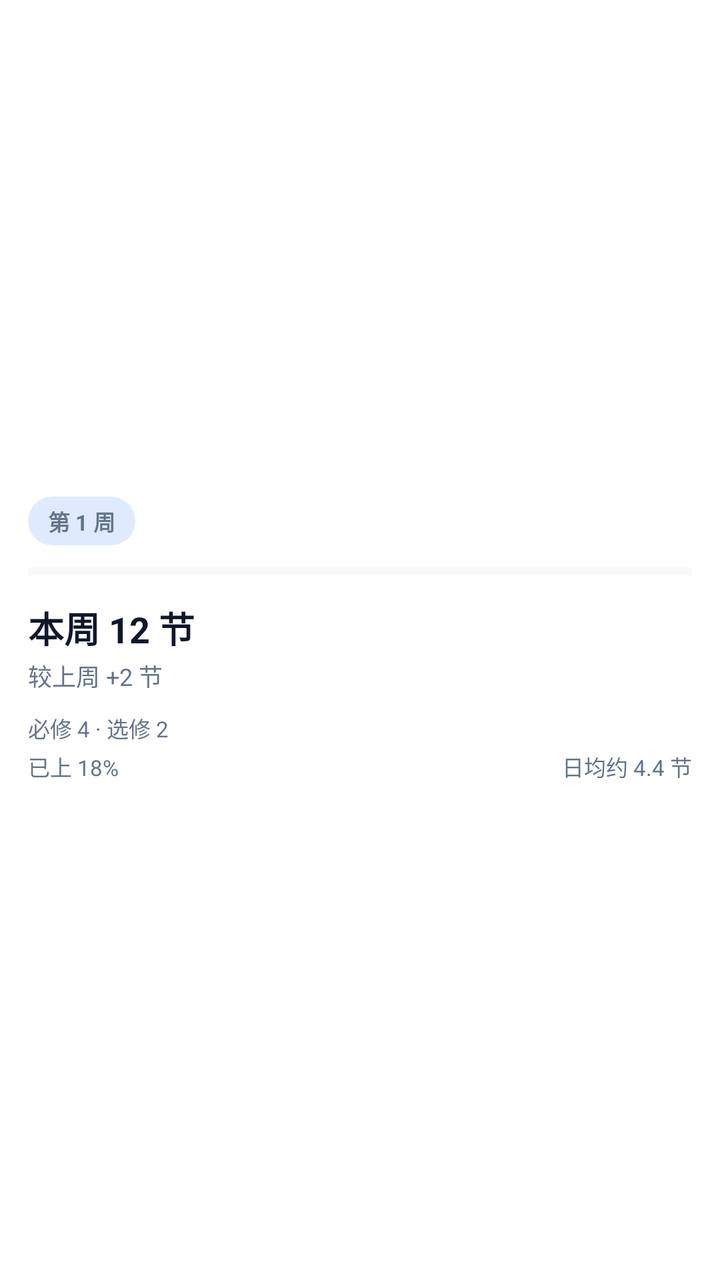
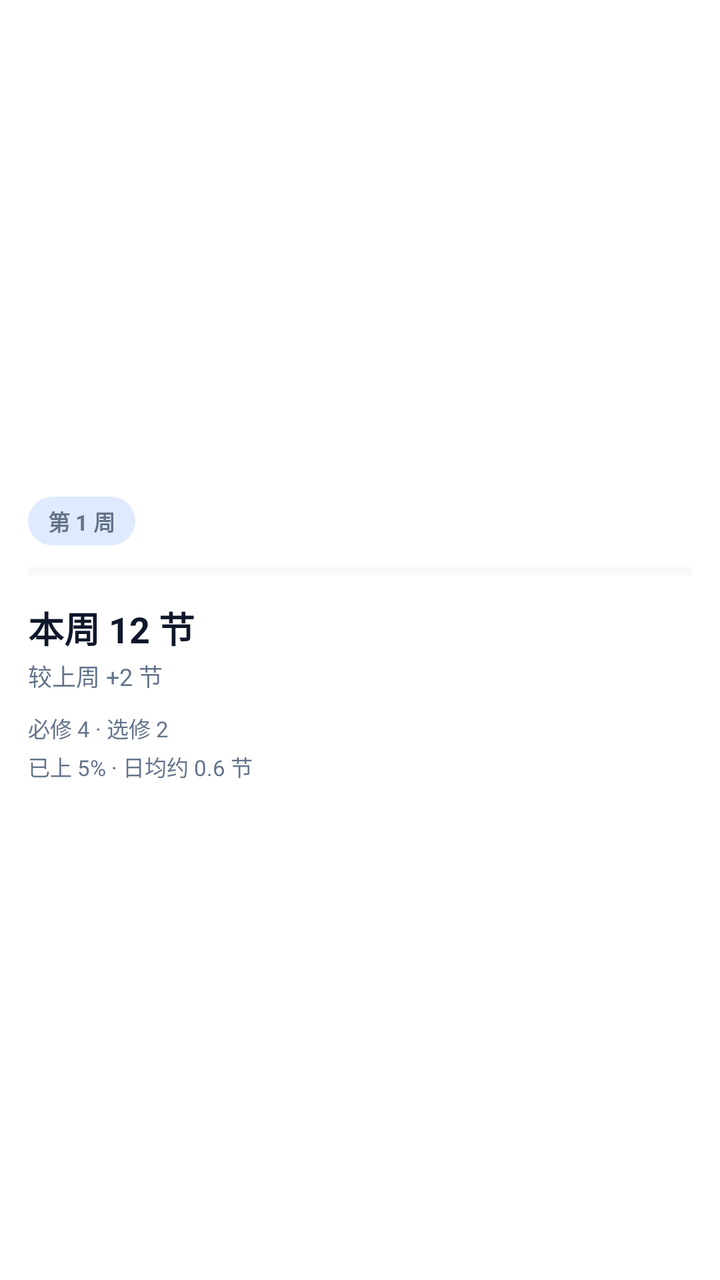

The first picture is an Android layout as it rendered before a commit; the second is the same layout after the commit. The layout source and the unified diff follow.
<!-- AndroidManifest.xml: fallback theme Theme.MaterialComponents.DayNight.NoActionBar -->
<!-- res/layout/widget_stats_compact.xml -->
<?xml version="1.0" encoding="utf-8"?>
<FrameLayout xmlns:android="http://schemas.android.com/apk/res/android"
    android:id="@+id/widget_root"
    android:layout_width="match_parent"
    android:layout_height="match_parent">

    <LinearLayout
        android:id="@+id/widget_card"
        android:layout_width="match_parent"
        android:layout_height="match_parent"
        android:gravity="center_vertical"
        android:orientation="vertical"
        android:padding="14dp">

        <TextView
            android:id="@+id/stats_week"
            android:layout_width="wrap_content"
            android:layout_height="wrap_content"
            android:background="@drawable/widget_status_chip_strong"
            android:ellipsize="end"
            android:maxLines="1"
            android:paddingLeft="10dp"
            android:paddingTop="4dp"
            android:paddingRight="10dp"
            android:paddingBottom="4dp"
            android:text="第 1 周"
            android:textColor="#64748B"
            android:textSize="11sp"
            android:textStyle="bold" />

        <ProgressBar
            android:id="@+id/stats_bar"
            style="?android:attr/progressBarStyleHorizontal"
            android:layout_width="match_parent"
            android:layout_height="6dp"
            android:layout_marginTop="10dp"
            android:max="100"
            android:progressTint="#2563EB"
            android:progressBackgroundTint="#E2E8F0" />

        <TextView
            android:id="@+id/stats_sections"
            android:layout_width="match_parent"
            android:layout_height="wrap_content"
            android:layout_marginTop="12dp"
            android:ellipsize="end"
            android:maxLines="1"
            android:text="本周 12 节"
            android:textColor="#0F172A"
            android:textSize="18sp"
            android:textStyle="bold" />

        <TextView
            android:id="@+id/stats_delta"
            android:layout_width="match_parent"
            android:layout_height="wrap_content"
            android:layout_marginTop="2dp"
            android:ellipsize="end"
            android:maxLines="1"
            android:text="较上周 +2 节"
            android:textColor="#64748B"
            android:textSize="12sp" />

        <TextView
            android:id="@+id/stats_nature"
            android:layout_width="match_parent"
            android:layout_height="wrap_content"
            android:layout_marginTop="9dp"
            android:ellipsize="end"
            android:maxLines="1"
            android:text="必修 4 · 选修 2"
            android:textColor="#64748B"
            android:textSize="11sp" />

        <LinearLayout
            android:layout_width="match_parent"
            android:layout_height="wrap_content"
            android:layout_marginTop="3dp"
            android:orientation="horizontal">

            <TextView
                android:id="@+id/stats_percent"
                android:layout_width="0dp"
                android:layout_height="wrap_content"
                android:layout_weight="1"
                android:ellipsize="end"
                android:maxLines="1"
                android:text="已上 18%"
                android:textColor="#64748B"
                android:textSize="11sp" />

            <TextView
                android:id="@+id/stats_daily"
                android:layout_width="wrap_content"
                android:layout_height="wrap_content"
                android:layout_marginLeft="8dp"
                android:ellipsize="end"
                android:maxLines="1"
                android:text="日均约 4.4 节"
                android:textColor="#64748B"
                android:textSize="11sp" />

        </LinearLayout>

    </LinearLayout>

</FrameLayout>
<!-- resources referenced by this layout -->
<resources>
  <!-- drawable widget_status_chip_strong (drawable) -->
  <?xml version="1.0" encoding="utf-8"?>
  <shape xmlns:android="http://schemas.android.com/apk/res/android"
      android:shape="rectangle">
      <corners android:radius="999dp" />
      <solid android:color="#E0EAFF" />
  </shape>
</resources>

<!-- the commit's change to res/layout/widget_stats_compact.xml (unified diff, before → after) -->
@@ -72,35 +72,17 @@
             android:textColor="#64748B"
             android:textSize="11sp" />
 
-        <LinearLayout
+        
+        <TextView
+            android:id="@+id/stats_extra"
             android:layout_width="match_parent"
             android:layout_height="wrap_content"
             android:layout_marginTop="3dp"
-            android:orientation="horizontal">
-
-            <TextView
-                android:id="@+id/stats_percent"
-                android:layout_width="0dp"
-                android:layout_height="wrap_content"
-                android:layout_weight="1"
-                android:ellipsize="end"
-                android:maxLines="1"
-                android:text="已上 18%"
-                android:textColor="#64748B"
-                android:textSize="11sp" />
-
-            <TextView
-                android:id="@+id/stats_daily"
-                android:layout_width="wrap_content"
-                android:layout_height="wrap_content"
-                android:layout_marginLeft="8dp"
-                android:ellipsize="end"
-                android:maxLines="1"
-                android:text="日均约 4.4 节"
-                android:textColor="#64748B"
-                android:textSize="11sp" />
-
-        </LinearLayout>
+            android:ellipsize="end"
+            android:maxLines="1"
+            android:text="已上 5% · 日均约 0.6 节"
+            android:textColor="#64748B"
+            android:textSize="11sp" />
 
     </LinearLayout>
 
